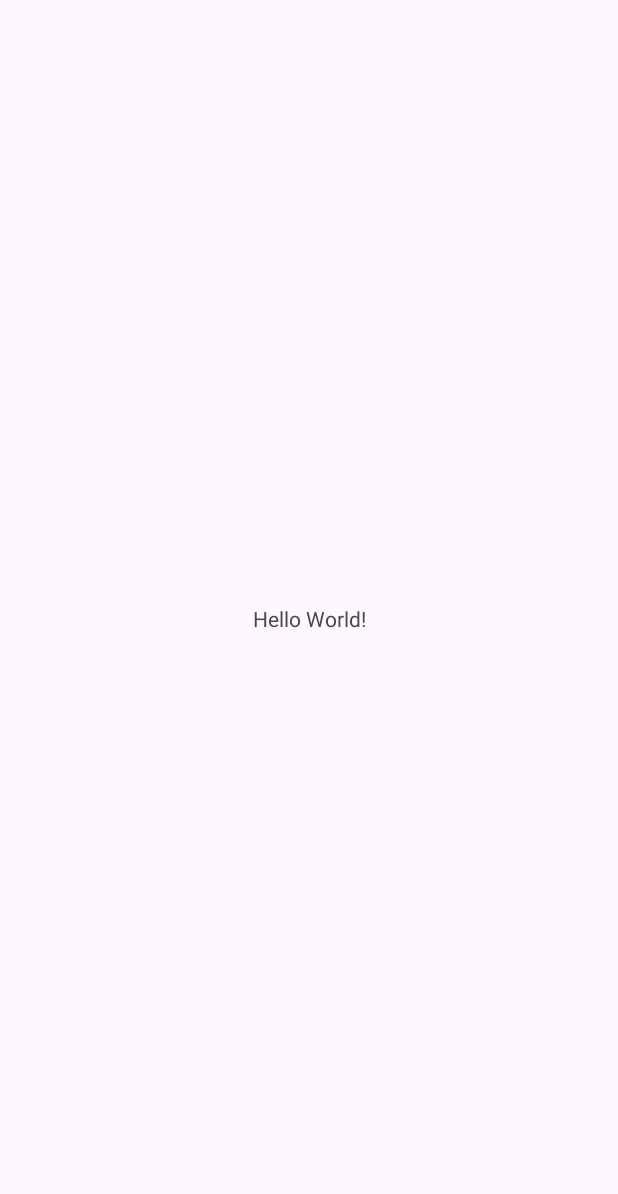
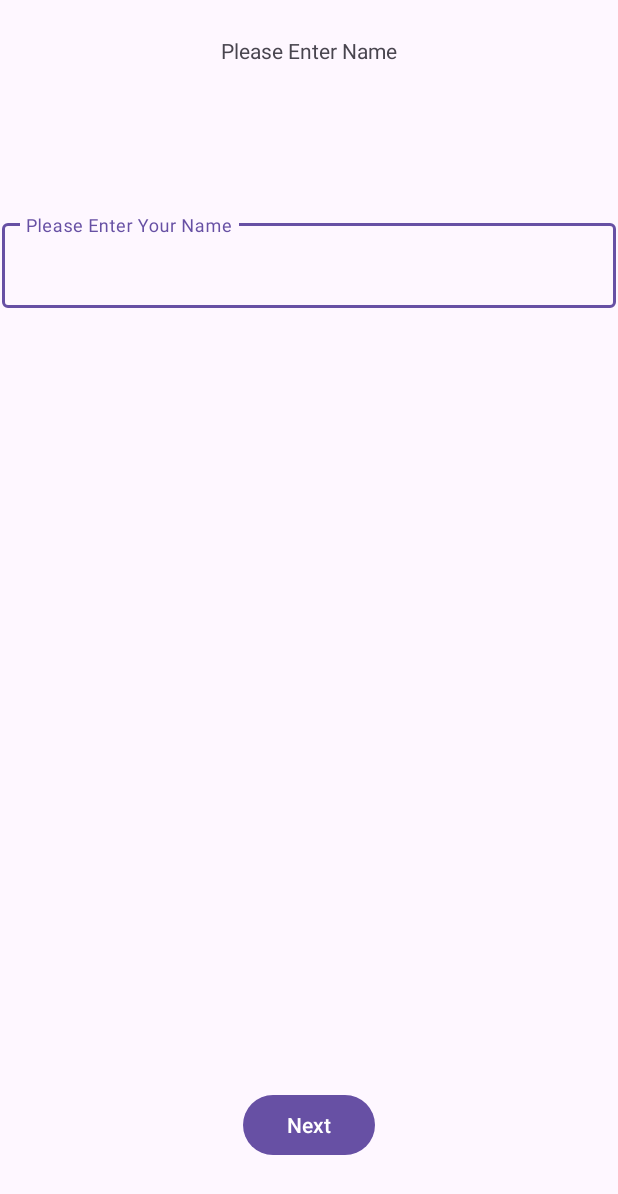
Before and after one commit to MarcWilhelm/weatherCompareApp, an Android app: the screen it shows after launch (MainActivity), on a phone screen of 412 x 824 dp. Before the commit the part shown is almost empty. Shown: the top 1194 px of the screen. Run offline under Robolectric (Android 15) with nearby library versions, the phone set to English and light mode, and no system bars.

Commit message:
addded Layout for Start Page

```diff
--- a/app/src/main/res/layout/activity_main.xml
+++ b/app/src/main/res/layout/activity_main.xml
@@ -4,15 +4,68 @@
     xmlns:tools="http://schemas.android.com/tools"
     android:layout_width="match_parent"
     android:layout_height="match_parent"
-    tools:context=".MainActivity">
+    tools:context=".ResultActivity">
 
-    <TextView
-        android:layout_width="wrap_content"
-        android:layout_height="wrap_content"
-        android:text="Hello World!"
+    <androidx.constraintlayout.widget.ConstraintLayout
+        android:id="@+id/linearLayout2"
+        android:layout_width="match_parent"
+        android:layout_height="match_parent"
+        android:layout_marginTop="24dp"
         app:layout_constraintBottom_toBottomOf="parent"
         app:layout_constraintEnd_toEndOf="parent"
+        app:layout_constraintHorizontal_bias="1.0"
         app:layout_constraintStart_toStartOf="parent"
-        app:layout_constraintTop_toTopOf="parent" />
+        app:layout_constraintTop_toTopOf="parent"
+        app:layout_constraintVertical_bias="1.0">
 
+        <androidx.constraintlayout.widget.ConstraintLayout
+            android:id="@+id/linearLayout"
+            android:layout_width="0dp"
+            android:layout_height="wrap_content"
+            app:layout_constraintEnd_toEndOf="parent"
+            app:layout_constraintStart_toStartOf="parent"
+            app:layout_constraintTop_toTopOf="parent">
+
+            <TextView
+                android:id="@+id/titleResult"
+                android:layout_width="wrap_content"
+                android:layout_height="wrap_content"
+                android:text="Please Enter Name"
+                app:layout_constraintEnd_toEndOf="parent"
+                app:layout_constraintHorizontal_bias="0.5"
+                app:layout_constraintStart_toStartOf="parent"
+                app:layout_constraintTop_toTopOf="parent" />
+
+        </androidx.constraintlayout.widget.ConstraintLayout>
+
+        <com.google.android.material.textfield.TextInputLayout
+            android:id="@+id/weight"
+            android:layout_width="409dp"
+            android:layout_height="wrap_content"
+            android:layout_marginStart="1dp"
+            android:layout_marginTop="100dp"
+            android:layout_marginEnd="1dp"
+            app:layout_constraintEnd_toEndOf="parent"
+            app:layout_constraintStart_toStartOf="parent"
+            app:layout_constraintTop_toBottomOf="@+id/linearLayout">
+
+            <com.google.android.material.textfield.TextInputEditText
+                android:id="@+id/nameInput"
+                android:layout_width="match_parent"
+                android:layout_height="wrap_content"
+                android:hint="Please Enter Your Name" />
+        </com.google.android.material.textfield.TextInputLayout>
+
+        <Button
+            android:id="@+id/nextButton"
+            android:layout_width="wrap_content"
+            android:layout_height="wrap_content"
+            android:layout_marginBottom="50dp"
+            android:text="Next"
+            app:layout_constraintBottom_toBottomOf="parent"
+            app:layout_constraintEnd_toEndOf="parent"
+            app:layout_constraintHorizontal_bias="0.5"
+            app:layout_constraintStart_toStartOf="parent" />
+
+    </androidx.constraintlayout.widget.ConstraintLayout>
 </androidx.constraintlayout.widget.ConstraintLayout>
```
